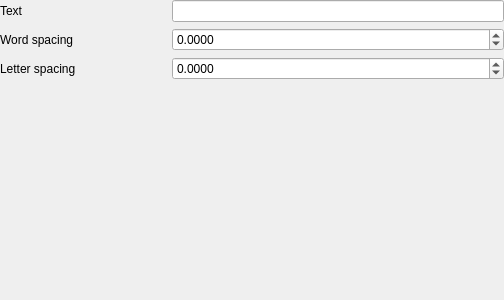
The window that topographic_mapping/ui/widget_labels.ui (linz/topographic-qgis-plugin) describes before a commit, drawn with Qt 5.
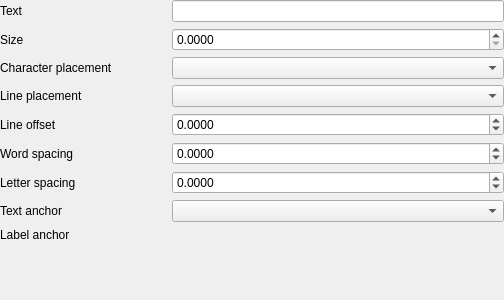
The same window after the commit. Custom widgets are drawn as their Qt base class.

Commit message: Expose other label properties in dock (#59)

Patch:
```diff
--- a/topographic_mapping/ui/widget_labels.ui
+++ b/topographic_mapping/ui/widget_labels.ui
@@ -45,7 +45,143 @@
        <property name="bottomMargin">
         <number>0</number>
        </property>
-       <item row="3" column="1">
+       <item row="0" column="1">
+        <widget class="QLineEdit" name="text_string_line_edit"/>
+       </item>
+       <item row="6" column="1">
+        <widget class="QgsDoubleSpinBox" name="font_letter_spacing_spin_box">
+         <property name="sizePolicy">
+          <sizepolicy hsizetype="Preferred" vsizetype="Fixed">
+           <horstretch>0</horstretch>
+           <verstretch>0</verstretch>
+          </sizepolicy>
+         </property>
+         <property name="toolTip">
+          <string/>
+         </property>
+         <property name="decimals">
+          <number>4</number>
+         </property>
+         <property name="minimum">
+          <double>-1000.000000000000000</double>
+         </property>
+         <property name="maximum">
+          <double>1000.000000000000000</double>
+         </property>
+         <property name="singleStep">
+          <double>0.100000000000000</double>
+         </property>
+         <property name="showClearButton" stdset="0">
+          <bool>true</bool>
+         </property>
+        </widget>
+       </item>
+       <item row="4" column="0">
+        <widget class="QLabel" name="mFontWordSpacingLabel_7">
+         <property name="sizePolicy">
+          <sizepolicy hsizetype="Preferred" vsizetype="Preferred">
+           <horstretch>0</horstretch>
+           <verstretch>0</verstretch>
+          </sizepolicy>
+         </property>
+         <property name="text">
+          <string>Line offset</string>
+         </property>
+        </widget>
+       </item>
+       <item row="7" column="0">
+        <widget class="QLabel" name="mFontWordSpacingLabel_8">
+         <property name="sizePolicy">
+          <sizepolicy hsizetype="Preferred" vsizetype="Preferred">
+           <horstretch>0</horstretch>
+           <verstretch>0</verstretch>
+          </sizepolicy>
+         </property>
+         <property name="text">
+          <string>Text anchor</string>
+         </property>
+        </widget>
+       </item>
+       <item row="5" column="0">
+        <widget class="QLabel" name="mFontWordSpacingLabel_3">
+         <property name="sizePolicy">
+          <sizepolicy hsizetype="Preferred" vsizetype="Preferred">
+           <horstretch>0</horstretch>
+           <verstretch>0</verstretch>
+          </sizepolicy>
+         </property>
+         <property name="text">
+          <string>Word spacing</string>
+         </property>
+        </widget>
+       </item>
+       <item row="2" column="1">
+        <widget class="QComboBox" name="combo_char_placement"/>
+       </item>
+       <item row="1" column="1">
+        <widget class="QgsDoubleSpinBox" name="font_size_spin_box">
+         <property name="sizePolicy">
+          <sizepolicy hsizetype="Preferred" vsizetype="Fixed">
+           <horstretch>0</horstretch>
+           <verstretch>0</verstretch>
+          </sizepolicy>
+         </property>
+         <property name="toolTip">
+          <string/>
+         </property>
+         <property name="decimals">
+          <number>4</number>
+         </property>
+         <property name="minimum">
+          <double>0.000000000000000</double>
+         </property>
+         <property name="maximum">
+          <double>1000.000000000000000</double>
+         </property>
+         <property name="singleStep">
+          <double>0.100000000000000</double>
+         </property>
+         <property name="showClearButton" stdset="0">
+          <bool>true</bool>
+         </property>
+        </widget>
+       </item>
+       <item row="4" column="1">
+        <widget class="QgsDoubleSpinBox" name="line_offset_spin_box">
+         <property name="sizePolicy">
+          <sizepolicy hsizetype="Preferred" vsizetype="Fixed">
+           <horstretch>0</horstretch>
+           <verstretch>0</verstretch>
+          </sizepolicy>
+         </property>
+         <property name="toolTip">
+          <string/>
+         </property>
+         <property name="decimals">
+          <number>4</number>
+         </property>
+         <property name="minimum">
+          <double>-1000.000000000000000</double>
+         </property>
+         <property name="maximum">
+          <double>1000.000000000000000</double>
+         </property>
+         <property name="singleStep">
+          <double>0.100000000000000</double>
+         </property>
+         <property name="showClearButton" stdset="0">
+          <bool>true</bool>
+         </property>
+        </widget>
+       </item>
+       <item row="0" column="0">
+        <widget class="QLabel" name="label_3">
+         <property name="text">
+          <string>Text</string>
+         </property>
+        </widget>
+       </item>
+       <item row="9" column="1">
         <spacer name="verticalSpacer">
          <property name="orientation">
           <enum>Qt::Orientation::Vertical</enum>
@@ -58,7 +194,36 @@
          </property>
         </spacer>
        </item>
+       <item row="1" column="0">
+        <widget class="QLabel" name="mFontWordSpacingLabel_4">
+         <property name="sizePolicy">
+          <sizepolicy hsizetype="Preferred" vsizetype="Preferred">
+           <horstretch>0</horstretch>
+           <verstretch>0</verstretch>
+          </sizepolicy>
+         </property>
+         <property name="text">
+          <string>Size</string>
+         </property>
+        </widget>
+       </item>
        <item row="2" column="0">
+        <widget class="QLabel" name="mFontWordSpacingLabel_5">
+         <property name="sizePolicy">
+          <sizepolicy hsizetype="Preferred" vsizetype="Preferred">
+           <horstretch>0</horstretch>
+           <verstretch>0</verstretch>
+          </sizepolicy>
+         </property>
+         <property name="text">
+          <string>Character placement</string>
+         </property>
+        </widget>
+       </item>
+       <item row="7" column="1">
+        <widget class="QComboBox" name="combo_text_anchor"/>
+       </item>
+       <item row="6" column="0">
         <widget class="QLabel" name="mFontLetterSpacingLabel_3">
          <property name="sizePolicy">
           <sizepolicy hsizetype="Preferred" vsizetype="Preferred">
@@ -71,48 +236,10 @@
          </property>
         </widget>
        </item>
-       <item row="2" column="1">
-        <widget class="QgsDoubleSpinBox" name="font_letter_spacing_spin_box">
-         <property name="sizePolicy">
-          <sizepolicy hsizetype="Preferred" vsizetype="Fixed">
-           <horstretch>0</horstretch>
-           <verstretch>0</verstretch>
-          </sizepolicy>
-         </property>
-         <property name="toolTip">
-          <string>Space in pixels or map units, relative to size unit choice</string>
-         </property>
-         <property name="decimals">
-          <number>4</number>
-         </property>
-         <property name="minimum">
-          <double>-1000.000000000000000</double>
-         </property>
-         <property name="maximum">
-          <double>999999999.000000000000000</double>
-         </property>
-         <property name="singleStep">
-          <double>0.100000000000000</double>
-         </property>
-         <property name="showClearButton" stdset="0">
-          <bool>true</bool>
-         </property>
-        </widget>
+       <item row="3" column="1">
+        <widget class="QComboBox" name="combo_line_placement"/>
        </item>
-       <item row="1" column="0">
-        <widget class="QLabel" name="mFontWordSpacingLabel_3">
-         <property name="sizePolicy">
-          <sizepolicy hsizetype="Preferred" vsizetype="Preferred">
-           <horstretch>0</horstretch>
-           <verstretch>0</verstretch>
-          </sizepolicy>
-         </property>
-         <property name="text">
-          <string>Word spacing</string>
-         </property>
-        </widget>
-       </item>
-       <item row="1" column="1">
+       <item row="5" column="1">
         <widget class="QgsDoubleSpinBox" name="font_word_spacing_spin_box">
          <property name="sizePolicy">
           <sizepolicy hsizetype="Preferred" vsizetype="Fixed">
@@ -130,7 +257,7 @@
           <double>-1000.000000000000000</double>
          </property>
          <property name="maximum">
-          <double>999999999.000000000000000</double>
+          <double>1000.000000000000000</double>
          </property>
          <property name="singleStep">
           <double>0.100000000000000</double>
@@ -140,15 +267,34 @@
          </property>
         </widget>
        </item>
-       <item row="0" column="0">
-        <widget class="QLabel" name="label_3">
+       <item row="3" column="0">
+        <widget class="QLabel" name="mFontWordSpacingLabel_6">
+         <property name="sizePolicy">
+          <sizepolicy hsizetype="Preferred" vsizetype="Preferred">
+           <horstretch>0</horstretch>
+           <verstretch>0</verstretch>
+          </sizepolicy>
+         </property>
          <property name="text">
-          <string>Text</string>
+          <string>Line placement</string>
          </property>
         </widget>
        </item>
-       <item row="0" column="1">
-        <widget class="QLineEdit" name="text_string_line_edit"/>
+       <item row="8" column="0">
+        <widget class="QLabel" name="mFontLetterSpacingLabel_4">
+         <property name="sizePolicy">
+          <sizepolicy hsizetype="Preferred" vsizetype="Preferred">
+           <horstretch>0</horstretch>
+           <verstretch>0</verstretch>
+          </sizepolicy>
+         </property>
+         <property name="text">
+          <string>Label anchor</string>
+         </property>
+        </widget>
+       </item>
+       <item row="8" column="1">
+        <widget class="QgsPercentageWidget" name="anchor_widget" native="true"/>
        </item>
       </layout>
      </widget>
@@ -190,6 +336,12 @@
    <extends>QDoubleSpinBox</extends>
    <header>qgsdoublespinbox.h</header>
   </customwidget>
+  <customwidget>
+   <class>QgsPercentageWidget</class>
+   <extends>QWidget</extends>
+   <header>qgis.gui</header>
+   <container>1</container>
+  </customwidget>
  </customwidgets>
  <resources/>
  <connections/>
```
Left out of the diff: 2 changed lines with no effect on the pictures. The commit also changes 2 other files.
